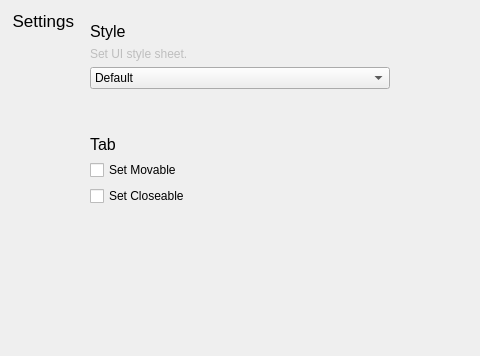
This is packages/Preferences/ui/preferences.ui in takavfx/Mantle as Qt 5 draws it before an edit; both pictures show x 87 to 567 and y 0 to 356 of the 805 by 537 pixel window. The edited form follows.
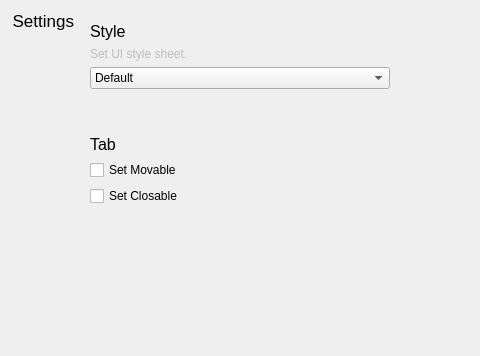
This is the edited form.

Commit message: Fix wrong spelling for closable checkbox.

```diff
--- a/packages/Preferences/ui/preferences.ui
+++ b/packages/Preferences/ui/preferences.ui
@@ -201,7 +201,7 @@
           <bool>true</bool>
          </property>
          <property name="text">
-          <string>Set Closeable</string>
+          <string>Set Closable</string>
          </property>
         </widget>
        </item>
```
Left out of the diff: 2 changed lines with no effect on the pictures. The commit also changes 1 other file.
